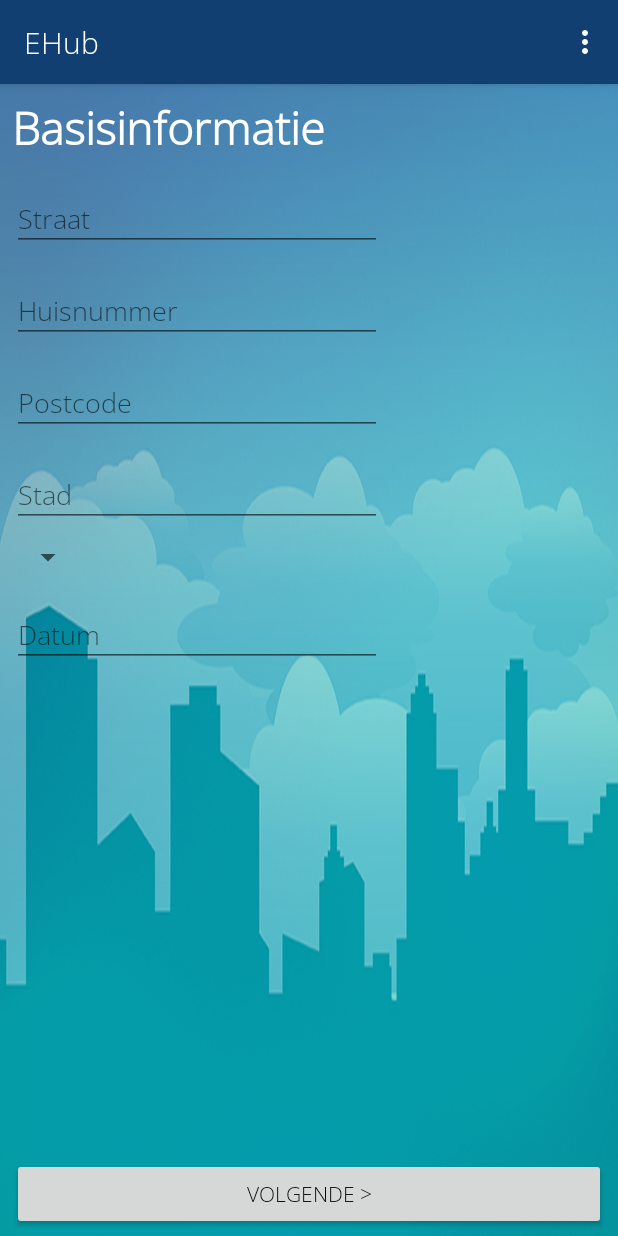
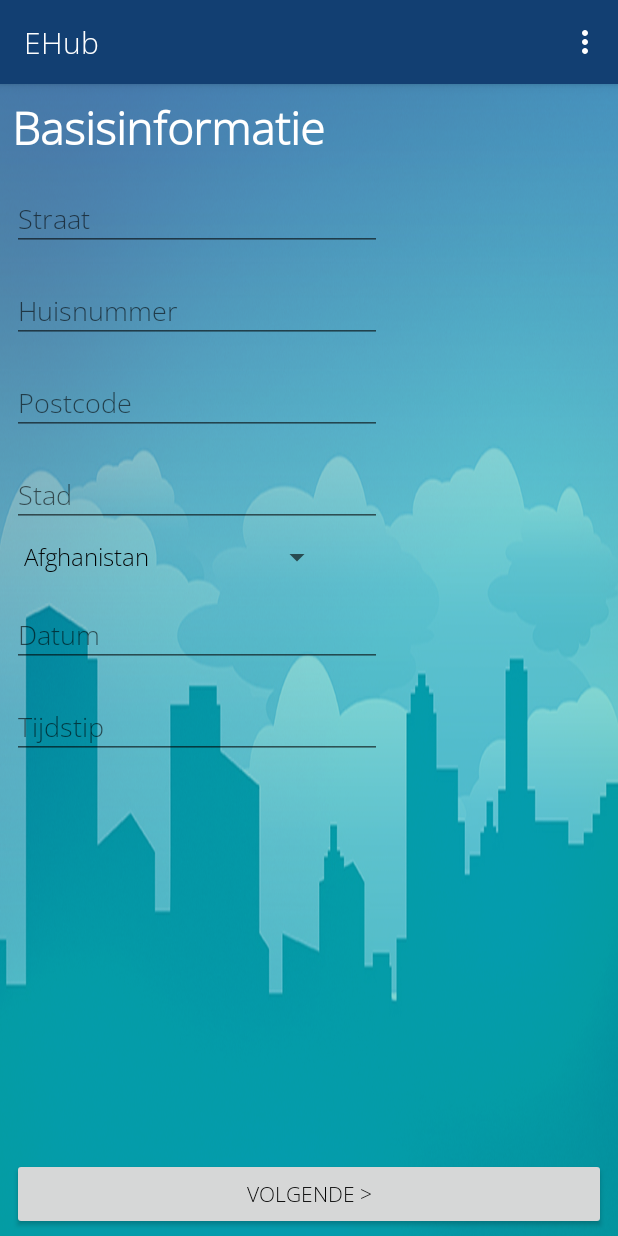
Before and after one commit to anthonyvno/CRASH-mobile, an Android app: the screen it shows after launch (MainActivity), after a tap on "ONGEVAL MELDEN", on a phone screen of 412 x 824 dp. Run offline under Robolectric (Android 15) with nearby library versions, the phone set to English and light mode, and no system bars; Roboto replaces fonts that are not available here.

Commit message:
basisgegevens + date converter

```diff
--- a/app/build.gradle
+++ b/app/build.gradle
@@ -96,6 +96,7 @@ dependencies {
     androidTestImplementation 'com.android.support.test:rules:1.0.2'
     //Moshi
     implementation "com.squareup.moshi:moshi-kotlin:$versions.moshi"
+    implementation "com.squareup.moshi:moshi-adapters:1.8.0"
 
     // Room components
     implementation "android.arch.persistence.room:runtime:1.1.1"
--- a/app/src/main/java/com/example/europeesaanrijdingsformulier/profile/Profile.kt
+++ b/app/src/main/java/com/example/europeesaanrijdingsformulier/profile/Profile.kt
@@ -1,13 +1,17 @@
 package com.example.europeesaanrijdingsformulier.profile
 
+import android.os.Parcelable
 import com.squareup.moshi.Json
+import kotlinx.android.parcel.Parcelize
+import java.io.Serializable
 
+@Parcelize
 class Profile(@field:Json(name = "id")val id: Int,
               @field:Json(name = "firstName")val firstName: String,
               @field:Json(name = "lastName")val lastName: String,
               @field:Json(name = "email")val email: String,
               @field:Json(name="license")var license: License? = null ,
-              @field:Json(name="vehicles")var vehicles:List<Vehicle>? = emptyList()) {
+              @field:Json(name="vehicles")var vehicles:List<Vehicle>? = emptyList()) : Parcelable, Serializable {
 
 
 
--- a/app/src/main/java/com/example/europeesaanrijdingsformulier/profile/Vehicle.kt
+++ b/app/src/main/java/com/example/europeesaanrijdingsformulier/profile/Vehicle.kt
@@ -1,12 +1,15 @@
 package com.example.europeesaanrijdingsformulier.profile
 
+import android.os.Parcelable
 import com.squareup.moshi.Json
+import kotlinx.android.parcel.Parcelize
 import java.io.Serializable
 
+@Parcelize
 class Vehicle(@field:Json(name = "id")val id: Int,
               @field:Json(name = "country")val country: String,
               @field:Json(name = "licensePlate")val licensePlate: String,
               @field:Json(name = "brand")val brand: String,
               @field:Json(name = "model")val model: String,
-              @field:Json(name = "type")val type: String): Serializable {
+              @field:Json(name = "type")val type: String): Serializable, Parcelable {
 }
--- a/app/src/main/java/com/example/europeesaanrijdingsformulier/report/ReportAlgemeenBFragment.kt
+++ b/app/src/main/java/com/example/europeesaanrijdingsformulier/report/ReportAlgemeenBFragment.kt
@@ -46,7 +46,7 @@ class ReportAlgemeenBFragment : Fragment() {
             val profiela = viewModel.postProfile(this.report.profiles.first()).blockingFirst()
             val profiles = listOf(profiela,profielb)
 
-            report = Report(1,profiles)
+            report.profiles = profiles
 
             viewModel.postReport(report)
 
--- a/app/src/main/java/com/example/europeesaanrijdingsformulier/report/ReportCrashInformation.kt
+++ b/app/src/main/java/com/example/europeesaanrijdingsformulier/report/ReportCrashInformation.kt
@@ -2,12 +2,17 @@ package com.example.europeesaanrijdingsformulier.report
 
 
 import android.app.DatePickerDialog
+import android.app.TimePickerDialog
 import android.os.Bundle
 import android.support.v4.app.Fragment
+import android.util.Log
 import android.view.LayoutInflater
 import android.view.View
 import android.view.ViewGroup
+import android.widget.AdapterView
+import android.widget.ArrayAdapter
 import android.widget.EditText
+import android.widget.Spinner
 
 import com.example.europeesaanrijdingsformulier.R
 import kotlinx.android.synthetic.main.fragment_report_crash_information.*
@@ -15,6 +20,11 @@ import java.util.*
 
 
 class ReportCrashInformation : Fragment() {
+
+    private lateinit var report: Report
+    private lateinit var country: String
+
+
 
     override fun onCreateView(
         inflater: LayoutInflater, container: ViewGroup?,
@@ -26,10 +36,29 @@ class ReportCrashInformation : Fragment() {
 
     override fun onStart() {
         super.onStart()
-        instantiateDatePicker()
+        instantiate()
+
         button_report_crash_information_confirm.setOnClickListener{
+            val date = textedit_report_crash_information_date.text.toString()
+            val time = textedit_report_crash_information_time.text.toString()
+            val dateSplit = date.split("/")
+            val timeSplit = time.split(":")
+            val dateReport = Date(dateSplit[2].toInt()-1900,dateSplit[1].toInt(),dateSplit[0].toInt()
+                ,timeSplit[0].toInt(),timeSplit[1].toInt())
+
+            report = Report(1, emptyList(), dateReport,
+                textedit_report_crash_information_street.text.toString(),
+                textedit_report_crash_information_streetNumber.text.toString(),
+                textedit_report_crash_information_postalCode.text.toString(),
+                textedit_report_crash_information_city.text.toString(),
+                country
+            )
+
+
+            val fragment = ReportAlgemeenAFragment()
+            fragment.addObject(report)
             this.fragmentManager!!.beginTransaction()
-                .replace(R.id.container_main, ReportAlgemeenAFragment())
+                .replace(R.id.container_main, fragment)
                 .addToBackStack(null)
                 .commit()
         }
@@ -57,4 +86,48 @@ class ReportCrashInformation : Fragment() {
 
     }
 
-}
+    private  fun instantiate(){
+        instantiateDatePicker()
+        instantiateTimePicker()
+        instantiateSpinners()
+    }
+
+    private fun instantiateTimePicker() {
+        val c = Calendar.getInstance()
+        val hour = c.get(Calendar.HOUR_OF_DAY)
+        val minute = c.get(Calendar.MINUTE)
+
+        val timepicker = activity!!.findViewById<EditText>(R.id.textedit_report_crash_information_time)
+
+        timepicker.setOnClickListener(){
+            val dpd = TimePickerDialog(activity, TimePickerDialog.OnTimeSetListener { view,  hour, minute ->
+
+                timepicker.setText("" + hour + ":" + minute)
+
+            }, hour, minute,true)
+
+            dpd.show()
+        }
+
+    }
+
+    private fun instantiateSpinners() {
+        val optionCountries = activity!!.findViewById<Spinner>(R.id.spinner_report_crash_information_country)
+        val adapterCountry = ArrayAdapter(activity!!, android.R.layout.simple_spinner_item, getResources().getStringArray(R.array.countries_array))
+        adapterCountry.setDropDownViewResource(android.R.layout.simple_spinner_dropdown_item)
+        optionCountries.adapter = adapterCountry
+
+        optionCountries.onItemSelectedListener = object : AdapterView.OnItemSelectedListener{
+            override fun onNothingSelected(parent: AdapterView<*>?) {
+
+            }
+
+            override fun onItemSelected(parent: AdapterView<*>?, view: View?, position: Int, id: Long) {
+                country = adapterCountry.getItem(position)
+            }
+
+        }
+
+    }
+
+    }
--- a/app/src/main/res/layout/fragment_report_crash_information.xml
+++ b/app/src/main/res/layout/fragment_report_crash_information.xml
@@ -145,6 +145,27 @@
                         android:ems="10"
                 />
             </android.support.design.widget.TextInputLayout>
+            <android.support.design.widget.TextInputLayout android:layout_height="wrap_content"
+                                                           android:layout_width="match_parent"
+                                                           android:id="@+id/edit_report_crash_information_time"
+                                                           app:layout_constraintStart_toStartOf="parent"
+                                                           android:layout_marginLeft="8dp"
+                                                           android:layout_marginStart="8dp"
+                                                           android:layout_marginTop="8dp"
+                                                           app:layout_constraintTop_toBottomOf="@+id/edit_report_crash_information_date">
+
+                <android.support.design.widget.TextInputEditText
+                        android:layout_width="wrap_content"
+                        android:id="@+id/textedit_report_crash_information_time"
+                        android:layout_height="wrap_content"
+                        android:editable="false"
+                        android:focusable="false"
+                        android:clickable="true"
+                        android:inputType="textPersonName"
+                        android:hint="Tijdstip"
+                        android:ems="10"
+                />
+            </android.support.design.widget.TextInputLayout>
 
 
         </android.support.constraint.ConstraintLayout>
--- a/app/src/main/res/values/colors.xml
+++ b/app/src/main/res/values/colors.xml
@@ -2,7 +2,7 @@
 <resources>
     <color name="colorPrimary">#123f72</color>
     <color name="colorPrimaryDark">#00574B</color>
-    <color name="colorAccent">#D81B60</color>
+    <color name="colorAccent">#123f72</color>
     <color name="white">#FFFF</color>
     <color name="black">#000</color>
 </resources>
```
Also changed, not shown: app/src/main/java/com/example/europeesaanrijdingsformulier/injection/module/NetworkModule.kt (+9 -1 lines), app/src/main/java/com/example/europeesaanrijdingsformulier/profile/License.kt (+5 -2 lines), app/src/main/java/com/example/europeesaanrijdingsformulier/report/Report.kt (+6 -2 lines), app/src/main/java/com/example/europeesaanrijdingsformulier/report/ReportAlgemeenAFragment.kt (+6 -3 lines).
